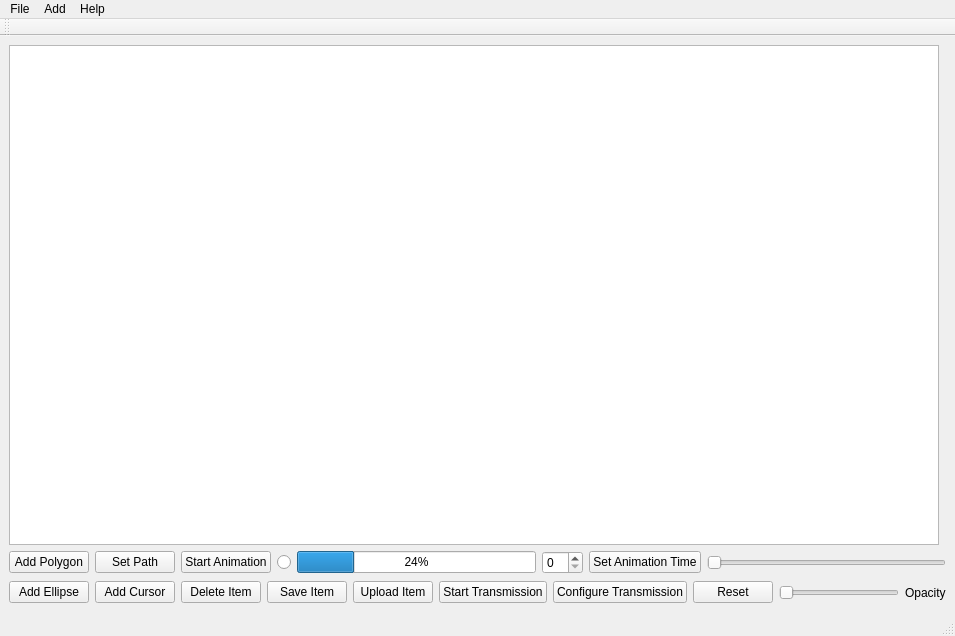
Above: ui/mainwindow.ui from nuigroup/tuio-simulator before the change. Below: the same form after it.
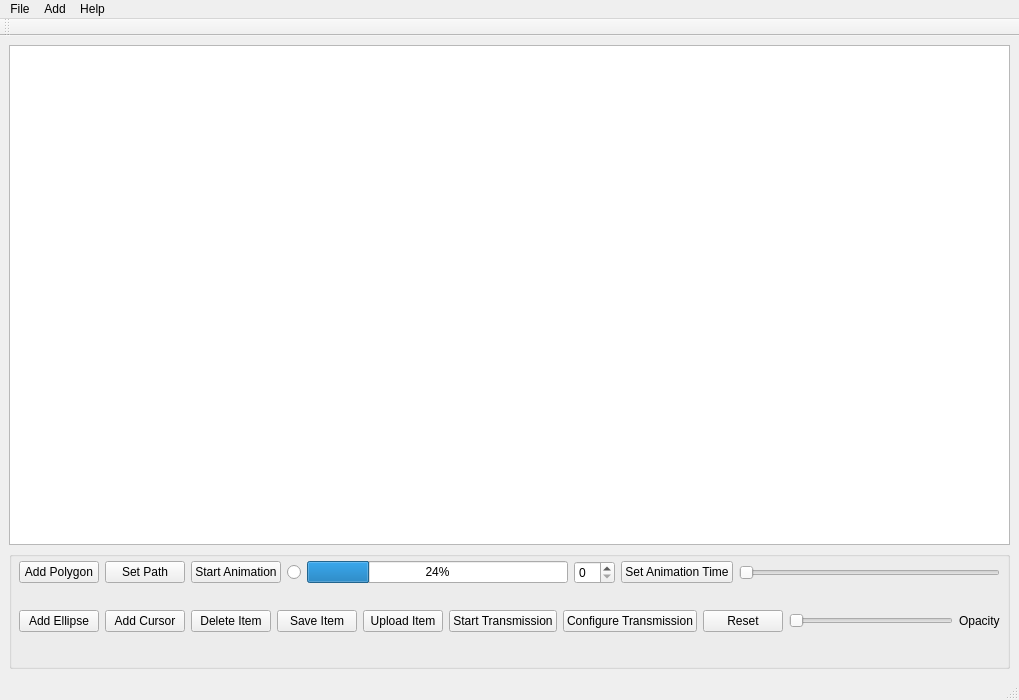
That is the form after the change. Icons and pictures are not drawn.

Diff of the .ui file:
```diff
--- a/ui/mainwindow.ui
+++ b/ui/mainwindow.ui
@@ -5,16 +5,22 @@
    <rect>
     <x>0</x>
     <y>0</y>
-    <width>955</width>
-    <height>636</height>
+    <width>1019</width>
+    <height>696</height>
    </rect>
   </property>
   <property name="sizePolicy" >
-   <sizepolicy vsizetype="Expanding" hsizetype="Expanding" >
+   <sizepolicy vsizetype="Preferred" hsizetype="Preferred" >
     <horstretch>0</horstretch>
     <verstretch>0</verstretch>
    </sizepolicy>
   </property>
+  <property name="maximumSize" >
+   <size>
+    <width>16777215</width>
+    <height>16777215</height>
+   </size>
+  </property>
   <property name="windowTitle" >
    <string>QMTSim</string>
   </property>
@@ -27,15 +33,17 @@
     <rect>
      <x>0</x>
      <y>33</y>
-     <width>955</width>
-     <height>584</height>
+     <width>1019</width>
+     <height>644</height>
     </rect>
    </property>
    <layout class="QGridLayout" name="gridLayout" >
     <item row="0" column="0" >
+     <layout class="QVBoxLayout" name="verticalLayout_2" >
+      <item>
      <widget class="QGraphicsView" name="view" >
       <property name="sizePolicy" >
-       <sizepolicy vsizetype="Fixed" hsizetype="Fixed" >
+         <sizepolicy vsizetype="Expanding" hsizetype="Expanding" >
         <horstretch>0</horstretch>
         <verstretch>0</verstretch>
        </sizepolicy>
@@ -54,7 +62,28 @@
       </property>
      </widget>
     </item>
-    <item row="1" column="0" >
+      <item>
+       <widget class="QGroupBox" name="groupBox" >
+        <property name="minimumSize" >
+         <size>
+          <width>961</width>
+          <height>118</height>
+         </size>
+        </property>
+        <property name="title" >
+         <string/>
+        </property>
+        <widget class="QWidget" name="layoutWidget" >
+         <property name="geometry" >
+          <rect>
+           <x>10</x>
+           <y>10</y>
+           <width>981</width>
+           <height>91</height>
+          </rect>
+         </property>
+         <layout class="QVBoxLayout" name="verticalLayout" >
+          <item>
      <layout class="QHBoxLayout" name="horizontalLayout" >
       <property name="sizeConstraint" >
        <enum>QLayout::SetFixedSize</enum>
@@ -120,7 +149,7 @@
       </item>
      </layout>
     </item>
-    <item row="2" column="0" >
+          <item>
      <layout class="QHBoxLayout" name="horizontalLayout_2" >
       <property name="sizeConstraint" >
        <enum>QLayout::SetFixedSize</enum>
@@ -199,12 +228,18 @@
     </item>
    </layout>
   </widget>
+       </widget>
+      </item>
+     </layout>
+    </item>
+   </layout>
+  </widget>
   <widget class="QMenuBar" name="menubar" >
    <property name="geometry" >
     <rect>
      <x>0</x>
      <y>0</y>
-     <width>955</width>
+     <width>1019</width>
      <height>21</height>
     </rect>
    </property>
@@ -241,8 +276,8 @@
    <property name="geometry" >
     <rect>
      <x>0</x>
-     <y>617</y>
-     <width>955</width>
+     <y>677</y>
+     <width>1019</width>
      <height>19</height>
     </rect>
    </property>
@@ -252,7 +287,7 @@
     <rect>
      <x>0</x>
      <y>21</y>
-     <width>955</width>
+     <width>1019</width>
      <height>12</height>
     </rect>
    </property>
```
Left out of the diff: 23 changed lines with no effect on the pictures. Lines whose indentation alone changed are shown as unchanged.
